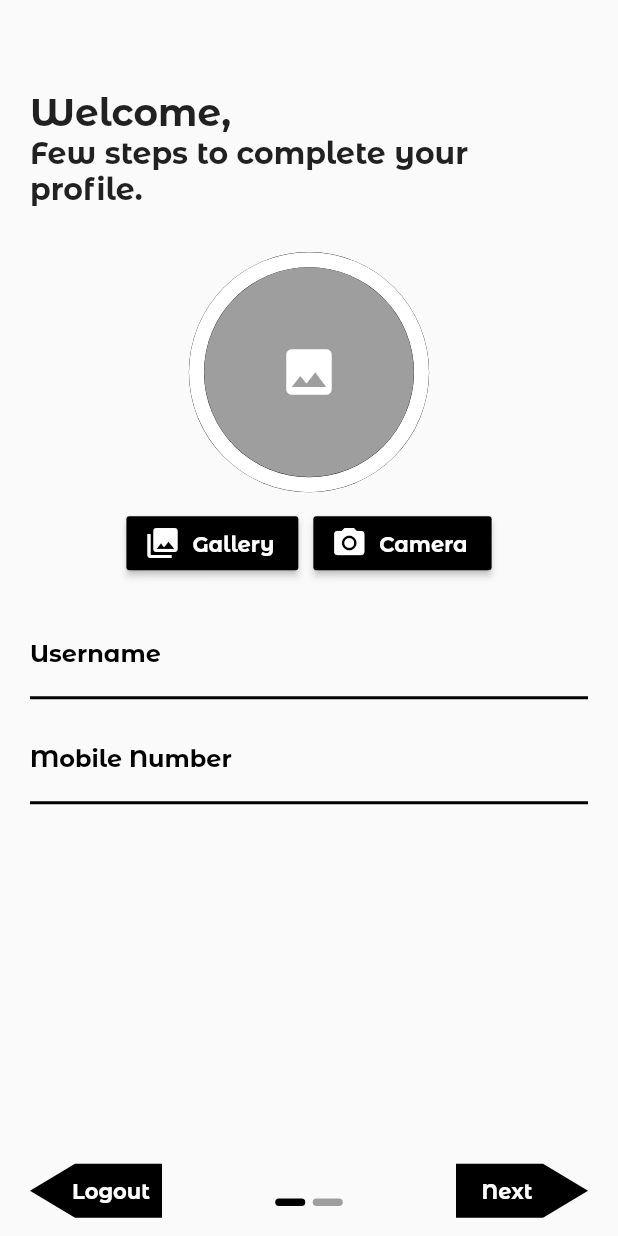
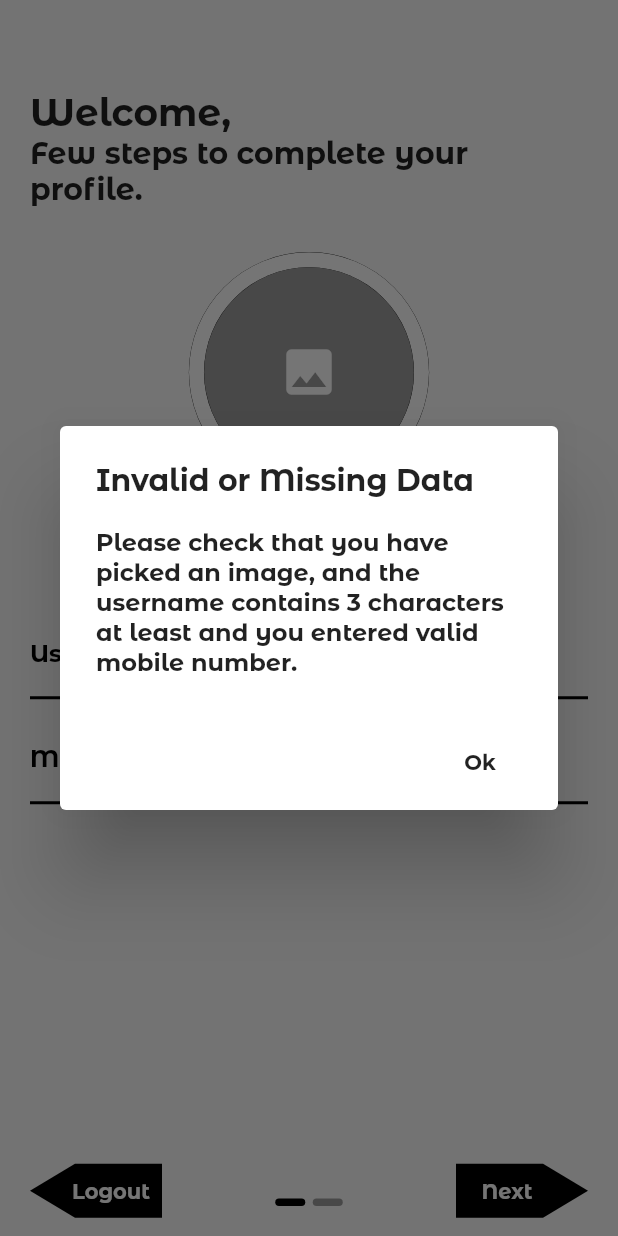
Before and after one commit to Flutter-Course/saturday-10am, a Flutter app: the CollectingDataScreen screen opened by its route, after a tap on "Next", on a phone screen of 412 x 824 dp. Run offline on Flutter 3.47's test engine with Material 2 defaults, Android fonts, the phone set to English and light mode, and no system bars; drawn by our look-alikes of page_indicator; our stand-ins replace cloud_firestore, email_validator, firebase_auth, firebase_core, firebase_storage, google_maps_flutter and 2 more; missing offline and left inert: geocoder; accounts and stored records are empty; statements that could not run were skipped; project files that could hold a hidden picture were left out.

Commit message:
finished authentication module
done with:
1-login
2-register
3-reset password
4-collecting user profile info

```diff
--- /dev/null
+++ b/my_shop/lib/models/user.dart
@@ -0,0 +1,13 @@
+import 'package:google_maps_flutter/google_maps_flutter.dart';
+
+class User {
+  String photoUrl, address, userName, mobileNumber, email, userId;
+  LatLng position;
+
+  User.formFireStore(this.userId, this.email, document)
+      : this.photoUrl = document['photoUrl'],
+        this.mobileNumber = document['mobileNumber'],
+        this.userName = document['userName'],
+        this.address = document['address'],
+        this.position = LatLng(document['lat'], document['lng']);
+}
--- a/my_shop/lib/screens/collecting_data_screen.dart
+++ b/my_shop/lib/screens/collecting_data_screen.dart
@@ -1,7 +1,14 @@
+import 'dart:io';
+
 import 'package:firebase_auth/firebase_auth.dart';
 import 'package:flutter/material.dart';
+import 'package:google_maps_flutter/google_maps_flutter.dart';
+import 'package:my_shop/providers/user_provider.dart';
 import 'package:my_shop/widgets/collecting_data_screen/collecting_first.dart';
+import 'package:my_shop/widgets/collecting_data_screen/collecting_second.dart';
 import 'package:page_indicator/page_indicator.dart';
+import 'package:provider/provider.dart';
+import 'package:my_shop/screens/transit_screen.dart';
 
 import 'auth_screen.dart';
 
@@ -13,10 +20,17 @@ class CollectingDataScreen extends StatefulWidget {
 
 class _CollectingDataScreenState extends State<CollectingDataScreen> {
   PageController controller;
+  LatLng currentCoordinates;
+  String currentAddress, userName, mobileNumber;
+  File pickedImage;
+  int index;
+  bool loading;
   @override
   void initState() {
     super.initState();
     controller = PageController();
+    index = 0;
+    loading = false;
   }
 
   @override
@@ -25,10 +39,39 @@ class _CollectingDataScreenState extends State<CollectingDataScreen> {
     super.dispose();
   }
 
-  @override
-  Widget build(BuildContext context) {
-    double heigh = MediaQuery.of(context).size.height;
-    double width = MediaQuery.of(context).size.width;
+  void submit(LatLng pos, String address) async {
+    setState(() {
+      currentCoordinates = pos;
+      currentAddress = address;
+      loading = true;
+    });
+
+    bool noError = await Provider.of<UserProvider>(context, listen: false)
+        .updateProfile(pickedImage, userName, mobileNumber, currentCoordinates,
+            currentAddress);
+    if (!noError) {
+      setState(() {
+        loading = false;
+      });
+      showDialog(
+        context: context,
+        child: AlertDialog(
+          title: Text('Error has occurred'),
+          content: Text('Please try again later.'),
+          actions: [
+            FlatButton(
+              onPressed: () {
+                Navigator.of(context).pop();
+              },
+              child: Text('Ok'),
+            ),
+          ],
+        ),
+      );
+    } else {
+      Navigator.of(context).pushReplacementNamed(TransitScreen.routeName);
+    }
+  }
 
   Future<bool> logout() async {
     bool action = await showDialog(
@@ -63,6 +106,30 @@ class _CollectingDataScreenState extends State<CollectingDataScreen> {
     return action;
   }
 
+  void nextPage(File image, String userName, String mobileNumber) {
+    setState(() {
+      this.pickedImage = image;
+      this.userName = userName;
+      this.mobileNumber = mobileNumber;
+      index++;
+    });
+    controller.nextPage(
+        duration: Duration(seconds: 1), curve: Curves.decelerate);
+  }
+
+  void prevPage() {
+    setState(() {
+      index--;
+    });
+    controller.previousPage(
+        duration: Duration(seconds: 1), curve: Curves.decelerate);
+  }
+
+  @override
+  Widget build(BuildContext context) {
+    double heigh = MediaQuery.of(context).size.height;
+    double width = MediaQuery.of(context).size.width;
+
     return WillPopScope(
       onWillPop: () async {
         bool action = await logout();
@@ -73,10 +140,15 @@ class _CollectingDataScreenState extends State<CollectingDataScreen> {
         return false;
       },
       child: Scaffold(
-        body: Container(
+        body: Stack(
+          children: [
+            Container(
               height: heigh,
               width: width,
               child: SingleChildScrollView(
+                physics: (index == 1)
+                    ? NeverScrollableScrollPhysics()
+                    : ScrollPhysics(),
                 padding: EdgeInsets.fromLTRB(20, 30, 20, 5),
                 child: Container(
                   height: heigh - MediaQuery.of(context).padding.top - 20,
@@ -92,16 +164,25 @@ class _CollectingDataScreenState extends State<CollectingDataScreen> {
                       controller: controller,
                       physics: NeverScrollableScrollPhysics(),
                       children: [
-                    CollectingFirst(logout),
-                    Container(
-                      color: Colors.green,
-                    ),
+                        CollectingFirst(logout, nextPage),
+                        CollectingSecond(prevPage, submit),
                       ],
                     ),
                   ),
                 ),
               ),
             ),
+            if (loading)
+              Container(
+                height: heigh,
+                width: width,
+                color: Colors.black38,
+                child: Center(
+                  child: CircularProgressIndicator(),
+                ),
+              ),
+          ],
+        ),
       ),
     );
   }
--- a/my_shop/lib/screens/home_screen.dart
+++ b/my_shop/lib/screens/home_screen.dart
@@ -1,5 +1,7 @@
 import 'package:firebase_auth/firebase_auth.dart';
 import 'package:flutter/material.dart';
+import 'package:my_shop/providers/user_provider.dart';
+import 'package:provider/provider.dart';
 
 import 'auth_screen.dart';
 
@@ -7,6 +9,7 @@ class HomeScreen extends StatelessWidget {
   static const String routeName = '/home';
   @override
   Widget build(BuildContext context) {
+    print(Provider.of<UserProvider>(context).currentUser.email);
     return Scaffold(
       appBar: AppBar(
         title: Text('My Shop'),
--- a/my_shop/lib/widgets/collecting_data_screen/collecting_first.dart
+++ b/my_shop/lib/widgets/collecting_data_screen/collecting_first.dart
@@ -10,14 +10,15 @@ import 'package:my_shop/widgets/misc/right_arrow_button.dart';
 import '../../screens/auth_screen.dart';
 
 class CollectingFirst extends StatefulWidget {
-  final Function logout;
-  CollectingFirst(this.logout);
+  final Function logout, nextPage;
+  CollectingFirst(this.logout, this.nextPage);
   @override
   _CollectingFirstState createState() => _CollectingFirstState();
 }
 
 class _CollectingFirstState extends State<CollectingFirst> {
   File image;
+  String userName, mobileNumber;
   FocusNode mobileNode;
   @override
   void initState() {
@@ -35,6 +36,17 @@ class _CollectingFirstState extends State<CollectingFirst> {
         image = File(pickedImage.path);
       });
     }
+  }
+
+  bool validateData() {
+    bool valid = true;
+    if (image == null) valid = false;
+    if (userName == null || userName.length < 3) valid = false;
+    if (mobileNumber == null ||
+        mobileNumber.length != 11 ||
+        !mobileNumber.startsWith('01')) valid = false;
+
+    return valid;
   }
 
   @override
@@ -104,6 +116,11 @@ class _CollectingFirstState extends State<CollectingFirst> {
                     mobileNode.requestFocus();
                   },
                   textInputAction: TextInputAction.next,
+                  onChanged: (value) {
+                    setState(() {
+                      userName = value;
+                    });
+                  },
                   decoration: InputDecoration(
                     enabledBorder: UnderlineInputBorder(
                       borderSide: BorderSide(
@@ -129,6 +146,11 @@ class _CollectingFirstState extends State<CollectingFirst> {
                 TextField(
                   focusNode: mobileNode,
                   keyboardType: TextInputType.phone,
+                  onChanged: (value) {
+                    setState(() {
+                      mobileNumber = value;
+                    });
+                  },
                   decoration: InputDecoration(
                     enabledBorder: UnderlineInputBorder(
                       borderSide: BorderSide(
@@ -167,7 +189,29 @@ class _CollectingFirstState extends State<CollectingFirst> {
             ),
             RightArrowButton(
               child: 'Next',
-              onPressed: () {},
+              onPressed: () {
+                if (validateData()) {
+                  widget.nextPage(image, userName, mobileNumber);
+                } else {
+                  showDialog(
+                    context: context,
+                    child: AlertDialog(
+                      title: Text('Invalid or Missing Data'),
+                      content: Text(
+                        'Please check that you have picked an image, and the username contains 3 characters at least and you entered valid mobile number.',
+                      ),
+                      actions: [
+                        FlatButton(
+                          onPressed: () {
+                            Navigator.of(context).pop();
+                          },
+                          child: Text('Ok'),
+                        ),
+                      ],
+                    ),
+                  );
+                }
+              },
             )
           ],
         )),
--- a/my_shop/lib/widgets/collecting_data_screen/collecting_second.dart
+++ b/my_shop/lib/widgets/collecting_data_screen/collecting_second.dart
@@ -0,0 +1,155 @@
+import 'package:flutter/material.dart';
+import 'package:geocoder/geocoder.dart';
+import 'package:google_maps_flutter/google_maps_flutter.dart';
+import 'package:location/location.dart';
+import 'package:my_shop/widgets/misc/left_arrow_button.dart';
+import 'package:my_shop/widgets/misc/right_arrow_button.dart';
+
+import 'collecting_data_title.dart';
+
+class CollectingSecond extends StatefulWidget {
+  final Function prevPage, submit;
+  CollectingSecond(this.prevPage, this.submit);
+  @override
+  _CollectingSecondState createState() => _CollectingSecondState();
+}
+
+class _CollectingSecondState extends State<CollectingSecond> {
+  bool isLoading;
+  LatLng currentPosition;
+  String currentAddress;
+  @override
+  void initState() {
+    super.initState();
+    isLoading = true;
+  }
+
+  @override
+  void didChangeDependencies() async {
+    super.didChangeDependencies();
+    Location location = new Location();
+
+    bool _serviceEnabled;
+    PermissionStatus _permissionGranted;
+    LocationData _locationData;
+
+    _serviceEnabled = await location.serviceEnabled();
+    if (!_serviceEnabled) {
+      _serviceEnabled = await location.requestService();
+      if (!_serviceEnabled) {
+        return;
+      }
+    }
+
+    _permissionGranted = await location.hasPermission();
+    if (_permissionGranted == PermissionStatus.denied) {
+      _permissionGranted = await location.requestPermission();
+      if (_permissionGranted != PermissionStatus.granted) {
+        return;
+      }
+    }
+
+    _locationData = await location.getLocation();
+    currentPosition = LatLng(_locationData.latitude, _locationData.longitude);
+    currentAddress = await getAddress(currentPosition);
+    setState(() {
+      isLoading = false;
+    });
+  }
+
+  Future<String> getAddress(currentPosition) async {
+    final coordinates =
+        new Coordinates(currentPosition.latitude, currentPosition.longitude);
+    final addresses =
+        await Geocoder.local.findAddressesFromCoordinates(coordinates);
+    return addresses.first.addressLine;
+  }
+
+  @override
+  Widget build(BuildContext context) {
+    return Column(
+      children: [
+        Expanded(
+          flex: 9,
+          child: Padding(
+            padding: EdgeInsets.only(top: 30),
+            child: Column(
+              children: [
+                CollectingDataTitle(
+                  'One Step left,',
+                  'Select your location so we can deliver to you.',
+                ),
+                SizedBox(height: 30),
+                Expanded(
+                  child: (isLoading)
+                      ? Center(
+                          child: CircularProgressIndicator(),
+                        )
+                      : Stack(
+                          children: [
+                            GoogleMap(
+                              myLocationEnabled: true,
+                              initialCameraPosition: CameraPosition(
+                                target: currentPosition,
+                                zoom: 19,
+                              ),
+                              onCameraMove: (position) {
+                                setState(() {
+                                  currentPosition = position.target;
+                                });
+                              },
+                              onCameraIdle: () async {
+                                currentAddress =
+                                    await getAddress(currentPosition);
+                                setState(() {});
+                              },
+                            ),
+                            Card(
+                              elevation: 20,
+                              margin: EdgeInsets.fromLTRB(16, 60, 16, 0),
+                              shape: RoundedRectangleBorder(
+                                borderRadius: BorderRadius.circular(8),
+                              ),
+                              child: Padding(
+                                padding: EdgeInsets.all(8.0),
+                                child: Text(currentAddress),
+                              ),
+                            ),
+                            Center(
+                              child: Container(
+                                margin: EdgeInsets.only(bottom: 35 / 2),
+                                child: Icon(
+                                  Icons.place,
+                                  size: 35,
+                                ),
+                              ),
+                            ),
+                          ],
+                        ),
+                ),
+              ],
+            ),
+          ),
+        ),
+        Expanded(
+            child: Row(
+          mainAxisAlignment: MainAxisAlignment.spaceBetween,
+          children: [
+            LeftArrowButton(
+              child: 'Back',
+              onPressed: () {
+                widget.prevPage();
+              },
+            ),
+            RightArrowButton(
+              child: 'Submit',
+              onPressed: () {
+                widget.submit(currentPosition, currentAddress);
+              },
+            )
+          ],
+        )),
+      ],
+    );
+  }
+}
--- a/my_shop/pubspec.yaml
+++ b/my_shop/pubspec.yaml
@@ -29,6 +29,12 @@ dependencies:
   email_validator: ^1.0.6
   page_indicator: ^0.3.0
   image_picker: ^0.6.7+14
+  google_maps_flutter: ^1.0.6
+  location: ^3.1.0
+  geocoder: ^0.2.1
+  provider: ^4.3.2+3
+  cloud_firestore: ^0.14.4
+  firebase_storage: ^5.2.0
 
 dev_dependencies:
   flutter_test:
```
Also changed, not shown: my_shop/lib/main.dart (+9 -3 lines), my_shop/lib/providers/user_provider.dart (added, +103 -0 lines), my_shop/lib/screens/transit_screen.dart (added, +26 -0 lines), my_shop/lib/widgets/auth_widgets/auth_form.dart (+17 -49 lines), my_shop/lib/widgets/auth_widgets/reset_password_form.dart (+6 -8 lines), my_shop/pubspec.lock, 1 other file. Lines whose indentation alone changed are shown as unchanged.
